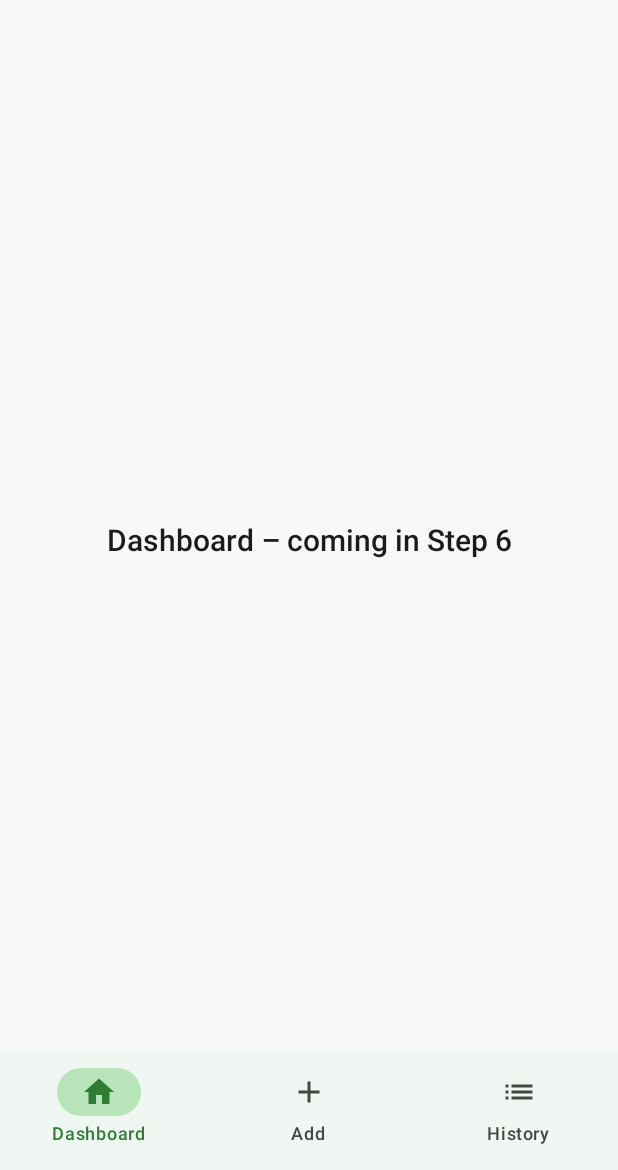
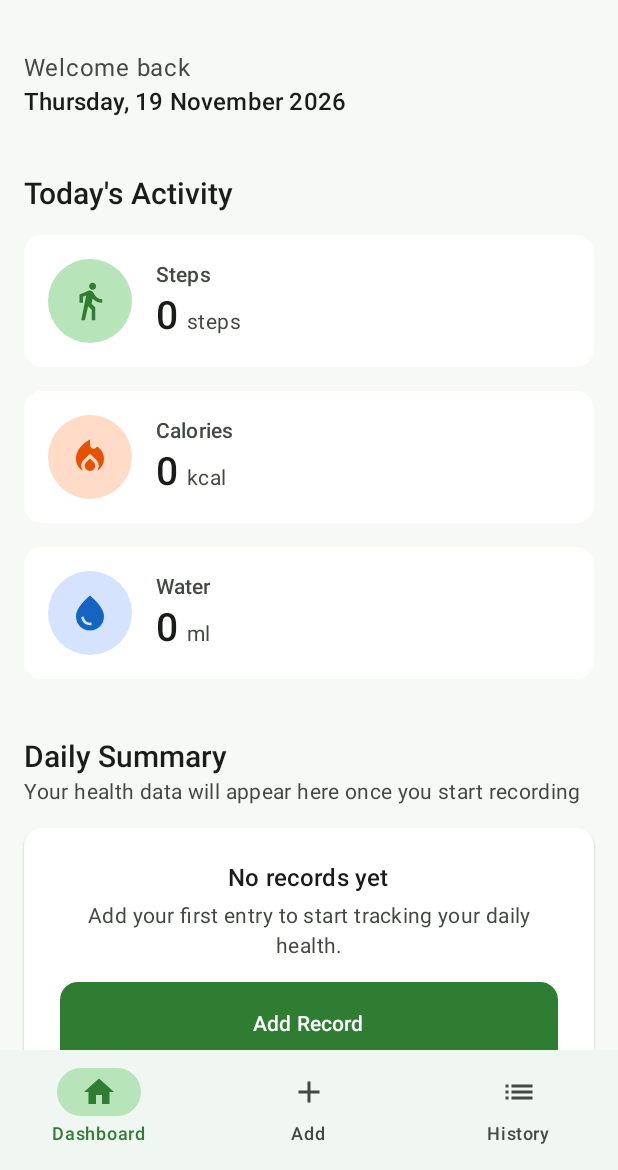
Before and after one commit to AhamedAkmal/HealthMate-Android, an Android app built with Jetpack Compose: the screen it shows after launch (MainActivity), on a phone screen of 412 x 824 dp, the part 66-1236 px from its top. Run offline under Robolectric (Android 15) with nearby library versions, the phone set to English and light mode, and no system bars; our stand-ins replace Navigation 3.

Commit message:
Implement Dashboard screen with health metric cards and date display

```diff
--- a/app/build.gradle.kts
+++ b/app/build.gradle.kts
@@ -9,7 +9,7 @@ android {
   compileSdk = 36
   defaultConfig {
     applicationId = "com.healthmate.app"
-    minSdk = 24
+    minSdk = 26
     targetSdk = 36
     versionCode = 1
     versionName = "1.0"
--- a/app/src/main/kotlin/com/healthmate/app/navigation/HealthMateApp.kt
+++ b/app/src/main/kotlin/com/healthmate/app/navigation/HealthMateApp.kt
@@ -50,7 +50,9 @@ fun HealthMateApp() {
             },
             entryProvider = entryProvider {
                 entry<Dashboard> {
-                    DashboardScreen()
+                    DashboardScreen(
+                        onAddRecordClick = { currentRoute = AddRecord }
+                    )
                 }
                 entry<AddRecord> {
                     AddRecordScreen()
--- a/app/src/main/kotlin/com/healthmate/app/ui/screens/dashboard/DashboardScreen.kt
+++ b/app/src/main/kotlin/com/healthmate/app/ui/screens/dashboard/DashboardScreen.kt
@@ -1,23 +1,135 @@
 package com.healthmate.app.ui.screens.dashboard
 
-import androidx.compose.foundation.layout.Box
+import androidx.compose.foundation.layout.Arrangement
+import androidx.compose.foundation.layout.Column
+import androidx.compose.foundation.layout.Spacer
 import androidx.compose.foundation.layout.fillMaxSize
+import androidx.compose.foundation.layout.fillMaxWidth
+import androidx.compose.foundation.layout.height
+import androidx.compose.foundation.layout.padding
+import androidx.compose.foundation.rememberScrollState
+import androidx.compose.foundation.verticalScroll
+import androidx.compose.material.icons.Icons
+import androidx.compose.material.icons.filled.DirectionsWalk
+import androidx.compose.material.icons.filled.LocalFireDepartment
+import androidx.compose.material.icons.filled.WaterDrop
+import androidx.compose.material3.Card
+import androidx.compose.material3.CardDefaults
 import androidx.compose.material3.MaterialTheme
 import androidx.compose.material3.Text
 import androidx.compose.runtime.Composable
-import androidx.compose.ui.Alignment
 import androidx.compose.ui.Modifier
+import androidx.compose.ui.text.style.TextAlign
+import androidx.compose.ui.unit.dp
+import com.healthmate.app.ui.components.HealthMetricCard
+import com.healthmate.app.ui.components.PrimaryButton
+import com.healthmate.app.ui.components.SectionHeader
+import com.healthmate.app.ui.theme.CaloriesContainer
+import com.healthmate.app.ui.theme.CaloriesOrange
+import com.healthmate.app.ui.theme.StepsGreen
+import com.healthmate.app.ui.theme.StepsGreenContainer
+import com.healthmate.app.ui.theme.WaterBlue
+import com.healthmate.app.ui.theme.WaterContainer
+import com.healthmate.app.util.DateFormatter
 
 @Composable
-fun DashboardScreen() {
-    Box(
-        modifier = Modifier.fillMaxSize(),
-        contentAlignment = Alignment.Center
+fun DashboardScreen(
+    onAddRecordClick: () -> Unit = {}
+) {
+    Column(
+        modifier = Modifier
+            .fillMaxSize()
+            .verticalScroll(rememberScrollState())
+            .padding(horizontal = 16.dp, vertical = 16.dp),
+        verticalArrangement = Arrangement.spacedBy(16.dp)
     ) {
-        Text(
-            text = "Dashboard – coming in Step 6",
-            style = MaterialTheme.typography.titleLarge,
-            color = MaterialTheme.colorScheme.onBackground
+        // Greeting
+        Column {
+            Text(
+                text = "Welcome back",
+                style = MaterialTheme.typography.bodyLarge,
+                color = MaterialTheme.colorScheme.onSurfaceVariant
+            )
+            Spacer(modifier = Modifier.height(4.dp))
+            Text(
+                text = DateFormatter.todayDisplay(),
+                style = MaterialTheme.typography.titleMedium,
+                color = MaterialTheme.colorScheme.onBackground
+            )
+        }
+
+        Spacer(modifier = Modifier.height(8.dp))
+
+        // Today's Activity
+        SectionHeader(title = "Today's Activity")
+
+        HealthMetricCard(
+            title = "Steps",
+            value = "0",
+            unit = "steps",
+            icon = Icons.Filled.DirectionsWalk,
+            iconColor = StepsGreen,
+            iconBackground = StepsGreenContainer
         )
+
+        HealthMetricCard(
+            title = "Calories",
+            value = "0",
+            unit = "kcal",
+            icon = Icons.Filled.LocalFireDepartment,
+            iconColor = CaloriesOrange,
+            iconBackground = CaloriesContainer
+        )
+
+        HealthMetricCard(
+            title = "Water",
+            value = "0",
+            unit = "ml",
+            icon = Icons.Filled.WaterDrop,
+            iconColor = WaterBlue,
+            iconBackground = WaterContainer
+        )
+
+        Spacer(modifier = Modifier.height(8.dp))
+
+        // Daily Summary section with empty state
+        SectionHeader(
+            title = "Daily Summary",
+            subtitle = "Your health data will appear here once you start recording"
+        )
+
+        Card(
+            modifier = Modifier.fillMaxWidth(),
+            shape = MaterialTheme.shapes.medium,
+            colors = CardDefaults.cardColors(
+                containerColor = MaterialTheme.colorScheme.surface
+            ),
+            elevation = CardDefaults.cardElevation(defaultElevation = 1.dp)
+        ) {
+            Column(
+                modifier = Modifier
+                    .fillMaxWidth()
+                    .padding(24.dp),
+                horizontalAlignment = androidx.compose.ui.Alignment.CenterHorizontally
+            ) {
+                Text(
+                    text = "No records yet",
+                    style = MaterialTheme.typography.titleMedium,
+                    color = MaterialTheme.colorScheme.onSurface
+                )
+                Spacer(modifier = Modifier.height(8.dp))
+                Text(
+                    text = "Add your first entry to start tracking your daily health.",
+                    style = MaterialTheme.typography.bodyMedium,
+                    color = MaterialTheme.colorScheme.onSurfaceVariant,
+                    textAlign = TextAlign.Center
+                )
+                Spacer(modifier = Modifier.height(16.dp))
+                PrimaryButton(
+                    text = "Add Record",
+                    onClick = onAddRecordClick
+                )
+            }
+        }
     }
 }
--- /dev/null
+++ b/app/src/main/kotlin/com/healthmate/app/util/DateFormatter.kt
@@ -0,0 +1,25 @@
+package com.healthmate.app.util
+
+import java.time.LocalDate
+import java.time.format.DateTimeFormatter
+import java.util.Locale
+
+object DateFormatter {
+
+    private val displayFormatter = DateTimeFormatter.ofPattern(
+        "EEEE, d MMMM yyyy",
+        Locale.UK
+    )
+
+    fun todayDisplay(): String {
+        return LocalDate.now().format(displayFormatter)
+    }
+
+    fun formatForDisplay(isoDate: String): String {
+        return try {
+            LocalDate.parse(isoDate).format(displayFormatter)
+        } catch (_: Exception) {
+            isoDate
+        }
+    }
+}
```
Also changed, not shown: 1 other file.
